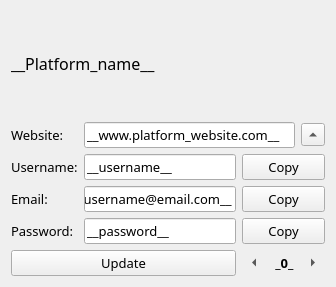
Before: the Qt Designer form lightning_pass/gui/static/qt_designer/vault_widget.ui in lgtm-migrator/lightning-pass, drawn with Qt 5.
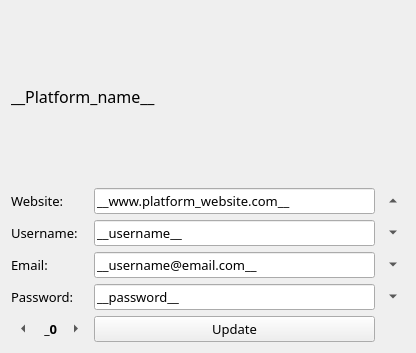
After: the same form once the commit is applied.

Commit message: Connect vault widget to main window

```diff
--- a/lightning_pass/gui/static/qt_designer/vault_widget.ui
+++ b/lightning_pass/gui/static/qt_designer/vault_widget.ui
@@ -6,8 +6,8 @@
    <rect>
     <x>0</x>
     <y>0</y>
-    <width>336</width>
-    <height>287</height>
+    <width>416</width>
+    <height>353</height>
    </rect>
   </property>
   <property name="sizePolicy">
@@ -33,7 +33,7 @@
      </property>
     </widget>
    </item>
-   <item row="1" column="0">
+   <item row="1" column="0" colspan="3">
     <widget class="QLabel" name="vault_website_lbl">
      <property name="font">
       <font>
@@ -46,7 +46,7 @@
      </property>
     </widget>
    </item>
-   <item row="1" column="1" colspan="3">
+   <item row="1" column="3">
     <widget class="QLineEdit" name="vault_web_line">
      <property name="font">
       <font>
@@ -68,14 +68,14 @@
       <enum>Qt::ToolButtonIconOnly</enum>
      </property>
      <property name="autoRaise">
-      <bool>false</bool>
+      <bool>true</bool>
      </property>
      <property name="arrowType">
       <enum>Qt::UpArrow</enum>
      </property>
     </widget>
    </item>
-   <item row="2" column="0">
+   <item row="2" column="0" colspan="3">
     <widget class="QLabel" name="vault_username_lbl">
      <property name="font">
       <font>
@@ -88,7 +88,7 @@
      </property>
     </widget>
    </item>
-   <item row="2" column="1">
+   <item row="2" column="3">
     <widget class="QLineEdit" name="vault_username_line">
      <property name="font">
       <font>
@@ -101,20 +101,47 @@
      </property>
     </widget>
    </item>
-   <item row="2" column="2" colspan="3">
-    <widget class="QPushButton" name="vault_copy_username_btn">
-     <property name="font">
-      <font>
-       <family>Segoe UI Light</family>
-       <pointsize>10</pointsize>
-      </font>
+   <item row="2" column="4">
+    <widget class="QToolButton" name="toolButton">
+     <property name="cursor">
+      <cursorShape>ArrowCursor</cursorShape>
+     </property>
+     <property name="toolTip">
+      <string>TOOLTIP</string>
+     </property>
+     <property name="toolTipDuration">
+      <number>5</number>
+     </property>
+     <property name="statusTip">
+      <string>STATUSTIP</string>
+     </property>
+     <property name="whatsThis">
+      <string>WHATSTHIS</string>
+     </property>
+     <property name="accessibleName">
+      <string>ACCESSIBLENAME</string>
+     </property>
+     <property name="accessibleDescription">
+      <string>ACCDESC</string>
      </property>
      <property name="text">
-      <string>Copy</string>
+      <string>...</string>
+     </property>
+     <property name="checkable">
+      <bool>false</bool>
+     </property>
+     <property name="toolButtonStyle">
+      <enum>Qt::ToolButtonIconOnly</enum>
+     </property>
+     <property name="autoRaise">
+      <bool>true</bool>
+     </property>
+     <property name="arrowType">
+      <enum>Qt::DownArrow</enum>
      </property>
     </widget>
    </item>
-   <item row="3" column="0">
+   <item row="3" column="0" colspan="2">
     <widget class="QLabel" name="vault_email_lbl">
      <property name="font">
       <font>
@@ -127,7 +154,7 @@
      </property>
     </widget>
    </item>
-   <item row="3" column="1">
+   <item row="3" column="3">
     <widget class="QLineEdit" name="vault_email_line">
      <property name="font">
       <font>
@@ -140,20 +167,35 @@
      </property>
     </widget>
    </item>
-   <item row="3" column="2" colspan="3">
-    <widget class="QPushButton" name="vaukt_copy_email_btn">
-     <property name="font">
-      <font>
-       <family>Segoe UI Light</family>
-       <pointsize>10</pointsize>
-      </font>
+   <item row="3" column="4">
+    <widget class="QToolButton" name="toolButton_2">
+     <property name="cursor">
+      <cursorShape>ArrowCursor</cursorShape>
+     </property>
+     <property name="toolTip">
+      <string>Copy email</string>
+     </property>
+     <property name="toolTipDuration">
+      <number>5</number>
+     </property>
+     <property name="statusTip">
+      <string>Copy email</string>
+     </property>
+     <property name="whatsThis">
+      <string>Copy email</string>
      </property>
      <property name="text">
-      <string>Copy</string>
+      <string>...</string>
+     </property>
+     <property name="autoRaise">
+      <bool>true</bool>
+     </property>
+     <property name="arrowType">
+      <enum>Qt::DownArrow</enum>
      </property>
     </widget>
    </item>
-   <item row="4" column="0">
+   <item row="4" column="0" colspan="3">
     <widget class="QLabel" name="vault_password_lbl">
      <property name="font">
       <font>
@@ -166,7 +208,7 @@
      </property>
     </widget>
    </item>
-   <item row="4" column="1">
+   <item row="4" column="3">
     <widget class="QLineEdit" name="vault_password_line">
      <property name="font">
       <font>
@@ -179,33 +221,29 @@
      </property>
     </widget>
    </item>
-   <item row="4" column="2" colspan="3">
-    <widget class="QPushButton" name="vault_copy_pass_btn">
-     <property name="font">
-      <font>
-       <family>Segoe UI Light</family>
-       <pointsize>10</pointsize>
-      </font>
+   <item row="4" column="4">
+    <widget class="QToolButton" name="toolButton_3">
+     <property name="toolTip">
+      <string>Copy password</string>
      </property>
-     <property name="text">
-      <string>Copy</string>
+     <property name="toolTipDuration">
+      <number>5</number>
      </property>
-    </widget>
-   </item>
-   <item row="5" column="0" colspan="2">
-    <widget class="QPushButton" name="vaut_update_btn">
-     <property name="font">
-      <font>
-       <family>Segoe UI Light</family>
-       <pointsize>10</pointsize>
-      </font>
+     <property name="statusTip">
+      <string>Copy password</string>
      </property>
      <property name="text">
-      <string>Update</string>
+      <string>...</string>
      </property>
+     <property name="autoRaise">
+      <bool>true</bool>
+     </property>
+     <property name="arrowType">
+      <enum>Qt::DownArrow</enum>
+     </property>
     </widget>
    </item>
-   <item row="5" column="2">
+   <item row="5" column="0">
     <widget class="QToolButton" name="vault_back_tool_btn">
      <property name="text">
       <string>...</string>
@@ -218,7 +256,7 @@
      </property>
     </widget>
    </item>
-   <item row="5" column="3">
+   <item row="5" column="1">
     <widget class="QLabel" name="vault_page_lbl">
      <property name="font">
       <font>
@@ -229,11 +267,11 @@
       </font>
      </property>
      <property name="text">
-      <string> _0_</string>
+      <string> _0</string>
      </property>
     </widget>
    </item>
-   <item row="5" column="4">
+   <item row="5" column="2">
     <widget class="QToolButton" name="vault_forward_tool_btn">
      <property name="text">
       <string>...</string>
@@ -246,6 +284,19 @@
      </property>
     </widget>
    </item>
+   <item row="5" column="3">
+    <widget class="QPushButton" name="vaut_update_btn">
+     <property name="font">
+      <font>
+       <family>Segoe UI Light</family>
+       <pointsize>10</pointsize>
+      </font>
+     </property>
+     <property name="text">
+      <string>Update</string>
+     </property>
+    </widget>
+   </item>
   </layout>
  </widget>
  <resources/>
```
Left out of the diff: 3 changed lines with no effect on the pictures. The commit also changes 6 other files.
